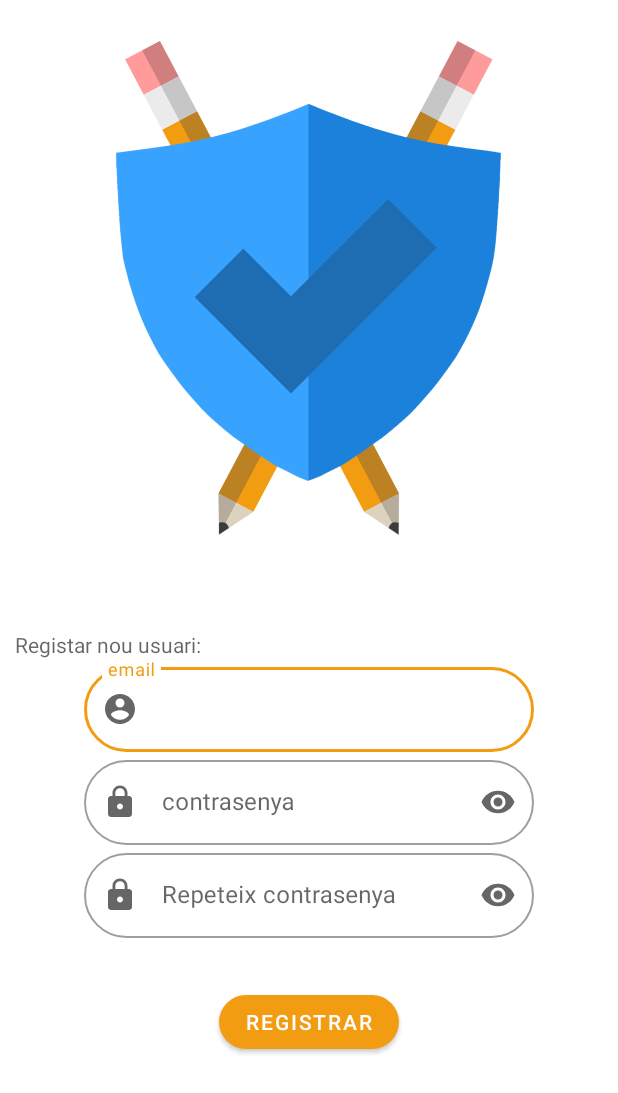
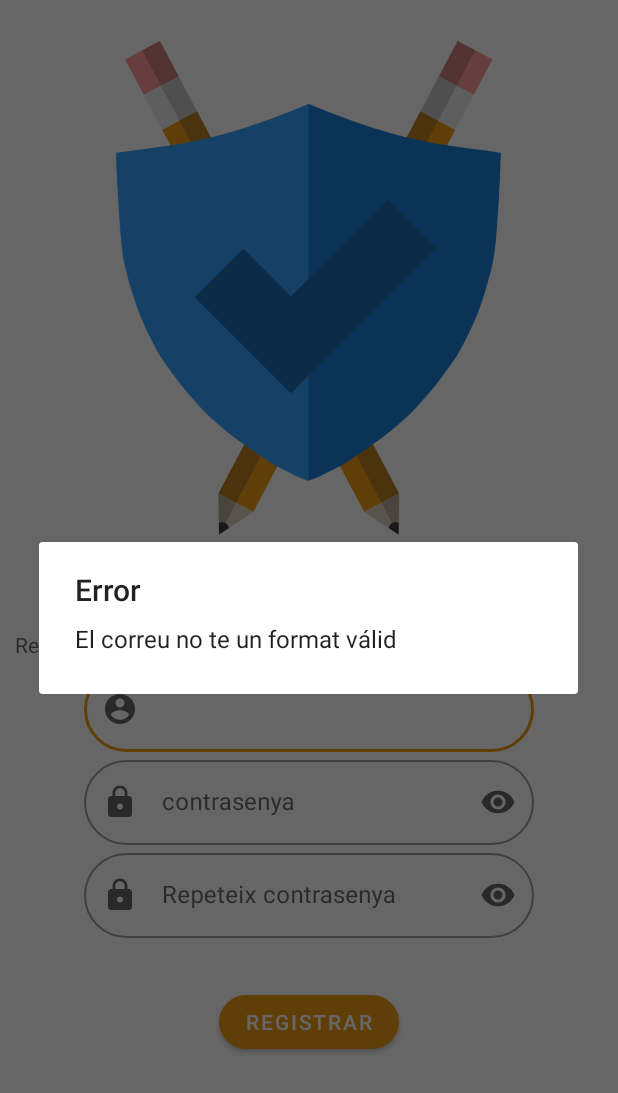
Before and after one commit to elterrasense/school-quest-user-admin, an Android app: the screen it shows after launch (MainActivity), after a tap on "REGISTRAR", on a phone screen of 412 x 824 dp. Shown: the top 1093 px of the screen. Run offline under Robolectric (Android 15) with nearby library versions, the phone set to English and light mode, and no system bars; our stand-ins replace Firebase (no records; nobody signed in at launch, a user with empty details on screens opened directly).

Commit message:
Implementar verificacio de credencials i mostrar errors

```diff
--- a/app/src/main/java/com/example/schoolquest_useradmin/MainActivity.kt
+++ b/app/src/main/java/com/example/schoolquest_useradmin/MainActivity.kt
@@ -1,17 +1,12 @@
 package com.example.schoolquest_useradmin
 
+import android.app.AlertDialog
 import android.content.ContentValues.TAG
-import androidx.appcompat.app.AppCompatActivity
 import android.os.Bundle
 import android.util.Log
 import android.view.View
-import android.view.View.inflate
 import android.widget.Button
-import android.widget.EditText
-import android.widget.TextView
-import android.widget.Toast
-import androidx.appcompat.resources.Compatibility.Api21Impl.inflate
-import androidx.core.content.res.ColorStateListInflaterCompat.inflate
+import androidx.appcompat.app.AppCompatActivity
 import com.example.schoolquest_useradmin.R.style.Theme_SchoolQuest_UserAdmin
 import com.google.android.material.snackbar.Snackbar
 import com.google.android.material.textfield.TextInputEditText
@@ -40,12 +35,33 @@ class MainActivity : AppCompatActivity() {
             val password1: String = findViewById<TextInputEditText>(R.id.inputPassword).text.toString()
             val password2: String = findViewById<TextInputEditText>(R.id.inputRepeatPassword).text.toString()
 
-            if (password1==password2)
-            crearUsuari(email, password2)
+            //Verificar format del correu
+            val pattern = "^[a-zA-Z0-9.!#$%&'*+/=?^_`\\{|\\}~]+@[a-zA-Z0-9-]+(?:\\.[a-zA-Z0-9-]+)*\$".toRegex()
+            if (pattern.containsMatchIn(email)) {
+                //Verificar que les contrasenyes coincideixin i no siguin vuides
+                when (password1) {
+                    "" -> {
+                        dialogBuilder("Error", "La contrasenya no pot ser vuida")
+                    }
+                    password2 -> {
+                        crearUsuari(email, password2)
+                    }
+                    else -> {
+                        dialogBuilder("Error", "Les contrasenyes no coincideixen")
+                    }
+                }
+            } else {
+                dialogBuilder("Error", "El correu no te un format válid")
+            }
+        }
+    }
 
-
-        }
-
+    private fun dialogBuilder(tittle: String, message: String) {
+        val dialog = AlertDialog.Builder(this)
+            .setTitle(tittle)
+            .setMessage(message)
+            .create()
+        dialog.show()
     }
 
     private fun crearUsuari(email: String, password: String) {
@@ -56,12 +72,12 @@ class MainActivity : AppCompatActivity() {
                     // Sign in success, update UI with the signed-in user's information
                     Log.d(TAG, "createUserWithEmail:success")
                     val user = auth.currentUser
-                    Snackbar.make(this.findViewById(android.R.id.content), "Autentication failed.", Snackbar.LENGTH_SHORT)
-                        .show()
                 } else {
                     // If sign in fails, display a message to the user.
                     Log.w(TAG, "createUserWithEmail:failure", task.exception)
 //                    Toast.makeText(baseContext, "Authentication failed.", Toast.LENGTH_SHORT).show()
+                    Snackbar.make(this.findViewById(android.R.id.content), "Error d'autenticacio.", 5000)
+                        .show()
                 }
             }
     }
--- a/app/src/main/res/layout/activity_main.xml
+++ b/app/src/main/res/layout/activity_main.xml
@@ -124,11 +124,6 @@
                     app:layout_constraintStart_toStartOf="parent"
                     app:cornerRadius="30dp"/>
 
-                <TextView
-                    android:id="@+id/textView"
-                    android:layout_width="match_parent"
-                    android:layout_height="wrap_content" />
-
             </LinearLayout>
         </LinearLayout>
     </LinearLayout>
```
